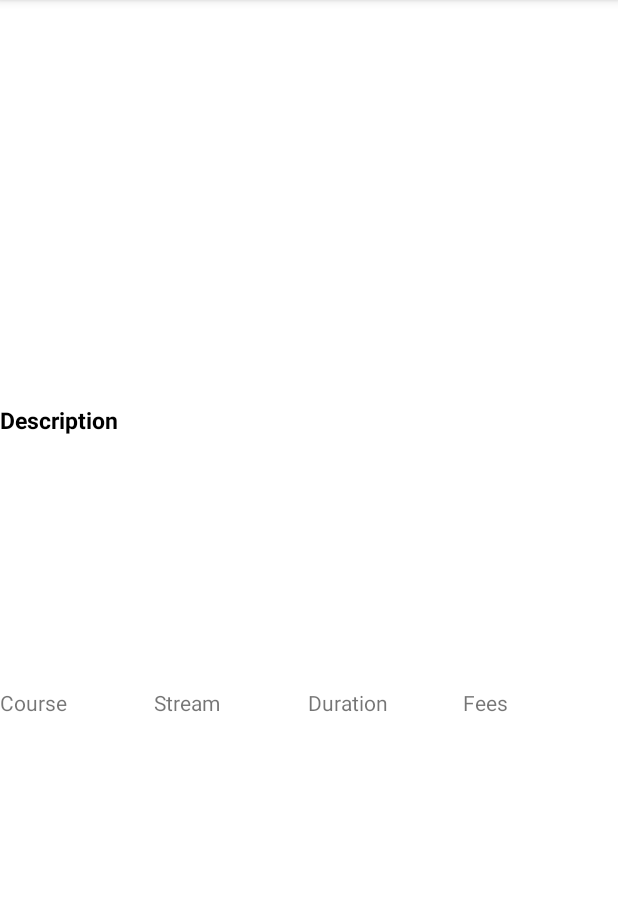
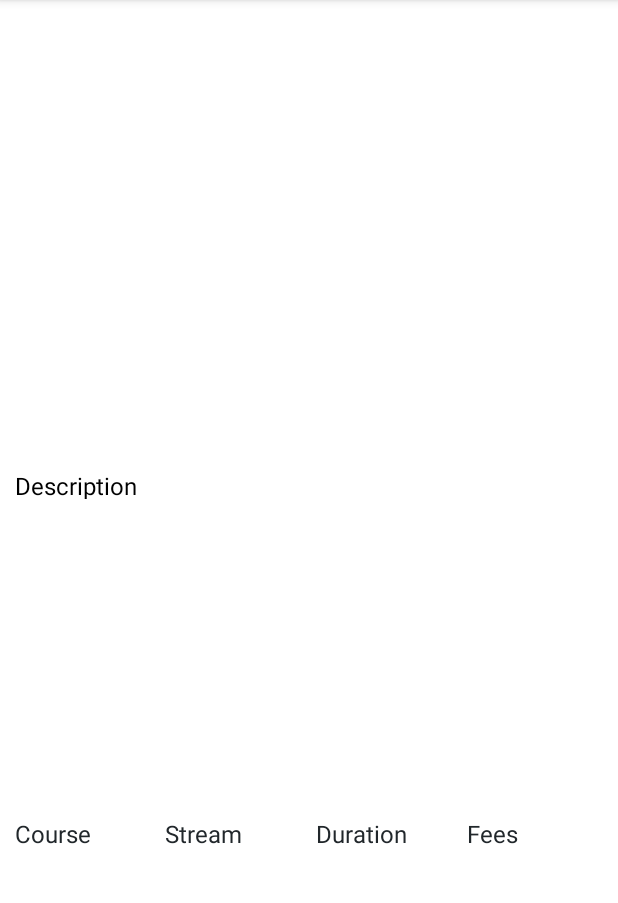
Before and after one commit to LINCIA-DSOUZA/UniXplore, an Android app: the UniInfoActivity screen opened directly, with no data from a screen before it, on a phone screen of 412 x 824 dp, the part 84-987 px from its top. Run offline under Robolectric (Android 15) with nearby library versions, the phone set to English and light mode, and no system bars; our stand-ins replace Picasso; pictures from the network do not load.

Commit message:
University Info XML

```diff
--- a/app/src/main/res/layout/uni_info_activity.xml
+++ b/app/src/main/res/layout/uni_info_activity.xml
@@ -13,7 +13,12 @@
         <TextView
             android:id="@+id/uni_nameTextView"
             android:layout_width="match_parent"
-            android:layout_height="wrap_content"/>
+            android:layout_height="wrap_content"
+            android:layout_marginTop="10dp"
+            android:layout_marginLeft="10dp"
+            android:textColor="@color/blue"
+            android:textStyle="bold"
+            android:textAppearance="@style/TextAppearance.AppCompat.Headline"/>
         <ScrollView
             android:layout_width="match_parent"
             android:layout_height="wrap_content">
@@ -24,25 +29,40 @@
                 <TextView
                     android:layout_width="match_parent"
                     android:layout_height="20dp"
+                    android:layout_marginTop="20dp"
                     android:text="Description"
-                    android:textStyle="bold"
+                    android:layout_marginLeft="10dp"
                     android:textColor="@color/black"
-                    android:textSize="15dp"/>
+                    android:textSize="16sp"/>
                 <TextView
                     android:id="@+id/uni_desc"
+                    android:layout_marginLeft="10dp"
+                    android:layout_marginRight="10dp"
                     android:layout_width="match_parent"
+                    android:layout_marginTop="10dp"
+                    android:textColor="@color/bluishblack"
+                    android:textSize="16sp"
                     android:layout_height="wrap_content"/>
                 <TextView
                     android:id="@+id/acceptanceRateTextView"
                     android:layout_width="match_parent"
+                    android:layout_marginLeft="10dp"
+                    android:layout_marginTop="10dp"
+                    android:textColor="@color/bluishblack"
+                    android:textSize="16sp"
                     android:layout_height="50dp"/>
                 <TextView
                     android:id="@+id/testTextView"
                     android:layout_width="match_parent"
+                    android:layout_marginLeft="10dp"
                     android:layout_height="50dp"/>
                 <TextView
                     android:id="@+id/testScoreTextView"
                     android:layout_width="match_parent"
+                    android:layout_marginLeft="10dp"
+                    android:layout_marginTop="10dp"
+                    android:textColor="@color/bluishblack"
+                    android:textSize="16sp"
                     android:layout_height="50dp"/>
                 <LinearLayout
                     android:layout_width="match_parent"
@@ -54,6 +74,10 @@
                         android:layout_width="0dp"
                         android:layout_height="wrap_content"
                         android:layout_weight="1"
+                        android:layout_marginLeft="10dp"
+                        android:layout_marginTop="10dp"
+                        android:textColor="@color/bluishblack"
+                        android:textSize="16sp"
                         android:text="Course" />
 
                     <TextView
@@ -61,6 +85,9 @@
                         android:layout_width="0dp"
                         android:layout_height="wrap_content"
                         android:layout_weight="1"
+                        android:layout_marginTop="10dp"
+                        android:textColor="@color/bluishblack"
+                        android:textSize="16sp"
                         android:text="Stream" />
 
                     <TextView
@@ -68,12 +95,18 @@
                         android:layout_width="0dp"
                         android:layout_height="wrap_content"
                         android:layout_weight="1"
+                        android:layout_marginTop="10dp"
+                        android:textColor="@color/bluishblack"
+                        android:textSize="16sp"
                         android:text="Duration" />
                     <TextView
                         android:id="@+id/header_text4"
                         android:layout_width="0dp"
                         android:layout_height="wrap_content"
                         android:layout_weight="1"
+                        android:layout_marginTop="10dp"
+                        android:textColor="@color/bluishblack"
+                        android:textSize="16sp"
                         android:text="Fees" />
                 </LinearLayout>
 
@@ -85,23 +118,36 @@
                     <androidx.recyclerview.widget.RecyclerView
                         android:id="@+id/recyclerView1"
                         android:layout_width="0dp"
+                        android:layout_marginLeft="10dp"
                         android:layout_height="wrap_content"
+                        android:layout_marginTop="10dp"
+                        android:textColor="@color/bluishblack"
+                        android:textSize="16sp"
                         android:layout_weight="1" />
 
                     <androidx.recyclerview.widget.RecyclerView
                         android:id="@+id/recyclerView2"
                         android:layout_width="0dp"
+                        android:layout_marginTop="10dp"
+                        android:textColor="@color/bluishblack"
+                        android:textSize="16sp"
                         android:layout_height="wrap_content"
                         android:layout_weight="1" />
 
                     <androidx.recyclerview.widget.RecyclerView
                         android:id="@+id/recyclerView3"
                         android:layout_width="0dp"
+                        android:layout_marginTop="10dp"
+                        android:textColor="@color/bluishblack"
+                        android:textSize="16sp"
                         android:layout_height="wrap_content"
                         android:layout_weight="1" />
                     <androidx.recyclerview.widget.RecyclerView
                         android:id="@+id/recyclerView4"
                         android:layout_width="0dp"
+                        android:layout_marginTop="10dp"
+                        android:textColor="@color/bluishblack"
+                        android:textSize="16sp"
                         android:layout_height="wrap_content"
                         android:layout_weight="1" />
                 </LinearLayout>
```
